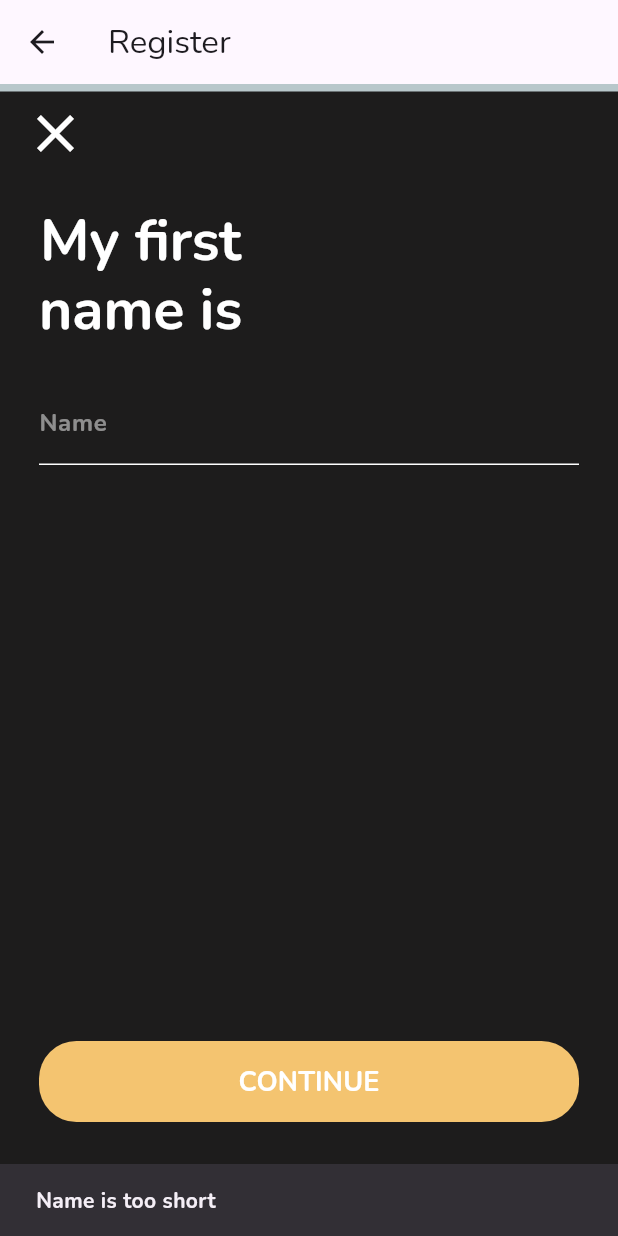
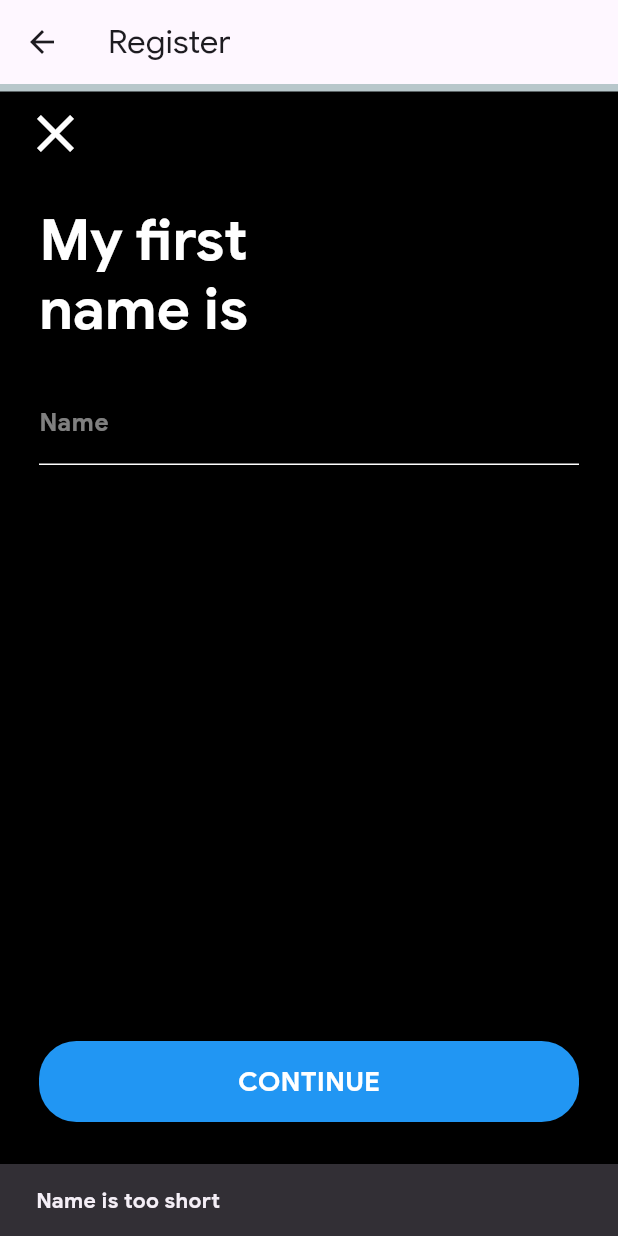
Before and after one commit to octopols/coloc_mobile, a Flutter app: the RegisterScreen screen opened by its route, after a tap on the "clear" icon, after a tap on "CREATE ACCOUNT", after a tap on "CONTINUE", on a phone screen of 412 x 824 dp. Run offline on Flutter 3.47's test engine with Material 3 defaults, Android fonts, the phone set to English and light mode, and no system bars; drawn by our look-alikes of percent_indicator; our stand-ins replace cloud_firestore, firebase_auth, firebase_core, firebase_storage, image_picker, numberpicker and 1 more; accounts and stored records are empty; network calls fail.

Commit message:
Updates Font and Color Scheme
Updated the font family from Nunito to Google Sans for improved consistency and readability, aligning with Material Design guidelines. Additionally, adjusted the color scheme to reflect Material You principles, opting for a neutral background color and a more harmonious button color.

```diff
--- a/lib/util/constants.dart
+++ b/lib/util/constants.dart
@@ -5,37 +5,49 @@ const kDefaultPadding = EdgeInsets.symmetric(
   horizontal: 26.0,
 );
 
-const kPrimaryColor = Color(0xFF1D1C1C);
+// Using default black for primary color
+const kPrimaryColor = Colors.black;
 const kSecondaryColor = Colors.white;
-const kAccentColor = Color(0xFFF4C470);
 
-const kColorPrimaryVariant = Color(0xFF424242);
+// Using a more neutral accent color
+const kAccentColor = Colors.blue; // Adjust as per preference
 
-const kBackgroundColor = Color(0xFF1D1C1C);
-const kBackgroundColorInt = 0xFF1D1C1C;
-const kFontFamily = 'Nunito';
+// Using a slightly lighter shade of black for primary variant
+const kColorPrimaryVariant = Colors.grey;
 
+// Using a neutral background color, inspired by Material You
+const kBackgroundColor = Color(0xFFE5E5E5);
+
+// You may adjust the background color int as per preference
+const kBackgroundColorInt = 0xFFE5E5E5;
+
+// Using default font family
+const kFontFamily = 'GoogleSans';
+
+// Keeping the default text theme
 const kTextTheme = TextTheme(
   headline1: TextStyle(),
   bodyText1: TextStyle(),
   bodyText2: TextStyle(),
 );
 
+// Using neutral button colors, you can adjust as per preference
 const kButtonTheme = ButtonThemeData(
   splashColor: Colors.transparent,
   padding: EdgeInsets.symmetric(vertical: 14),
-  buttonColor: Color(0xFFF4C470),
+  buttonColor: Colors.blue, // Adjust as per preference
   textTheme: ButtonTextTheme.accent,
-  highlightColor: Color.fromRGBO(0, 0, 0, .3),
-  focusColor: Color.fromRGBO(0, 0, 0, .3),
+  highlightColor: Color(0x4C000000), // 30% opacity of black
+  focusColor: Color(0x4C000000), // 30% opacity of black
 );
 
+// Material You inspired colors, you may adjust as per preference
 const Map<int, Color> kThemeMaterialColor = {
   50: Color.fromRGBO(0, 0, 0, .1),
   100: Color.fromRGBO(0, 0, 0, .2),
   200: Color.fromRGBO(0, 0, 0, .3),
   300: Color.fromRGBO(0, 0, 0, .4),
-  000: Color.fromRGBO(0, 0, 0, .5),
+  400: Color.fromRGBO(0, 0, 0, .5),
   500: Color.fromRGBO(0, 0, 0, .6),
   600: Color.fromRGBO(0, 0, 0, .7),
   700: Color.fromRGBO(0, 0, 0, .8),
```
Also changed, not shown: pubspec.yaml (+7 -4 lines), fonts/GoogleSans-Bold.ttf (added), fonts/GoogleSans-BoldItalic.ttf (added), fonts/GoogleSans-Italic.ttf (added), fonts/GoogleSans-Medium.ttf (added), fonts/GoogleSans-MediumItalic.ttf (added), fonts/GoogleSans-Regular.ttf (added), fonts/Nunito-Bold.ttf (deleted), fonts/Nunito-Light.ttf (deleted), fonts/Nunito-Regular.ttf (deleted), fonts/Nunito-SemiBold.ttf (deleted).
